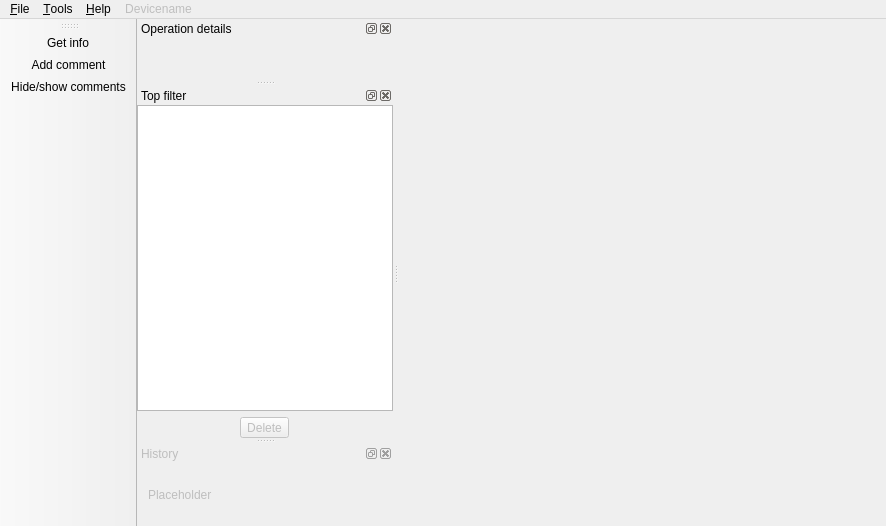
The window that src/ui/mainwindow.ui (gustafsson/freq) describes before a commit, drawn with Qt 5.
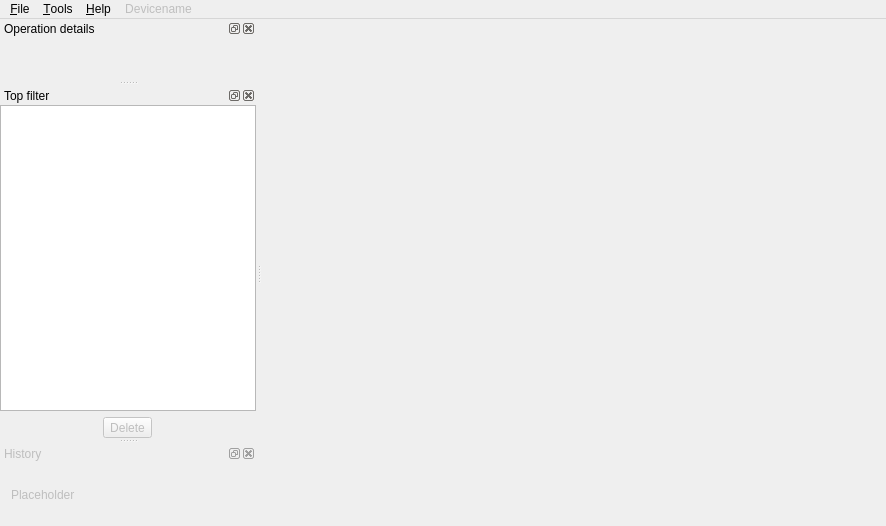
The same window after the commit. Icons and pictures are not drawn. Custom widgets are drawn as their Qt base class.

Commit message: ToolTipController creates its own actions

```diff
--- a/src/ui/mainwindow.ui
+++ b/src/ui/mainwindow.ui
@@ -225,23 +225,6 @@
     </layout>
    </widget>
   </widget>
-  <widget class="Tools::Support::ToolBar" name="toolBarOperation">
-   <property name="enabled">
-    <bool>true</bool>
-   </property>
-   <property name="windowTitle">
-    <string>toolBar</string>
-   </property>
-   <attribute name="toolBarArea">
-    <enum>LeftToolBarArea</enum>
-   </attribute>
-   <attribute name="toolBarBreak">
-    <bool>false</bool>
-   </attribute>
-   <addaction name="actionActivateInfoTool"/>
-   <addaction name="actionAddComment"/>
-   <addaction name="actionShowComments"/>
-  </widget>
   <action name="actionEllipseSelection">
    <property name="checkable">
     <bool>true</bool>
@@ -1571,13 +1554,6 @@
   </action>
  </widget>
  <layoutdefault spacing="6" margin="11"/>
- <customwidgets>
-  <customwidget>
-   <class>Tools::Support::ToolBar</class>
-   <extends>QToolBar</extends>
-   <header>tools/support/toolbar.h</header>
-  </customwidget>
- </customwidgets>
  <resources>
   <include location="icon-resources.qrc"/>
  </resources>
```
Left out of the diff: 80 changed lines with no effect on the pictures. The commit also changes 4 other files.
